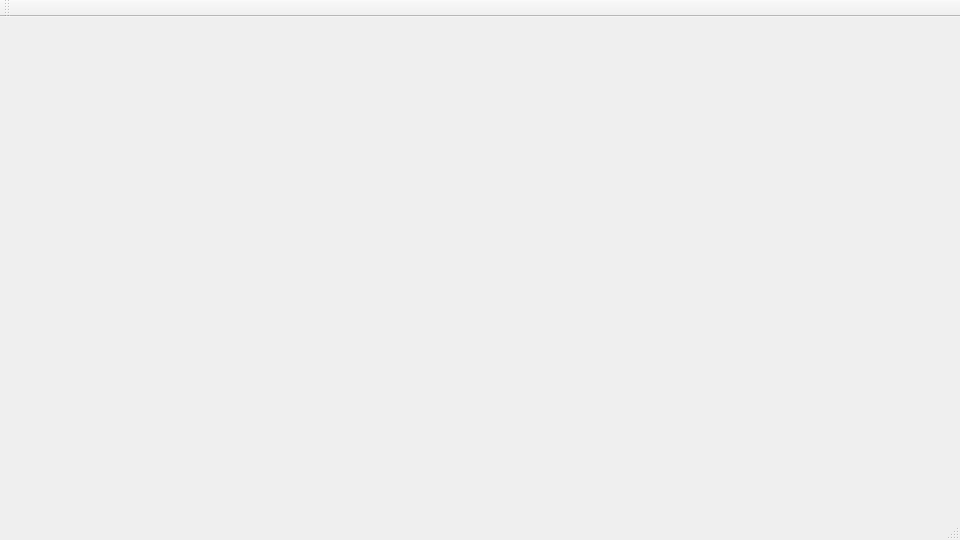
Before: the Qt Designer form mainwindow.ui in SynodicMonth/NodeGraphic, drawn with Qt 5.
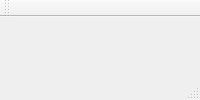
After: the same form once the commit is applied.

What changed in the file:
```diff
--- a/mainwindow.ui
+++ b/mainwindow.ui
@@ -2,13 +2,8 @@
 <ui version="4.0">
  <class>MainWindow</class>
  <widget class="QMainWindow" name="MainWindow">
-  <property name="geometry">
-   <rect>
-    <x>0</x>
-    <y>0</y>
-    <width>960</width>
-    <height>540</height>
-   </rect>
+  <property name="enabled">
+   <bool>true</bool>
   </property>
   <property name="windowTitle">
    <string>MainWindow</string>
```
Left out of the diff: 2 changed lines with no effect on the pictures.
